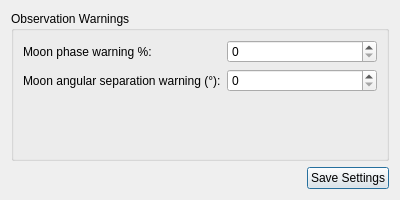
First picture: the form in settings_tab.ui, repository prookyon/MonoObsLog, before the edit.
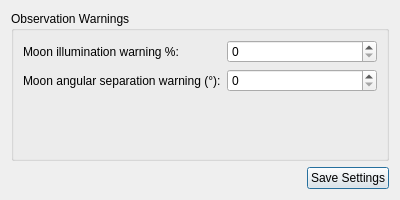
Second picture: the form after the edit.

Commit message: Corrected Moon phase to illumination, tweaked observation exports

```diff
--- a/settings_tab.ui
+++ b/settings_tab.ui
@@ -20,7 +20,7 @@
       <item row="0" column="0">
        <widget class="QLabel" name="moonPhaseLabel">
         <property name="text">
-         <string>Moon phase warning %:</string>
+         <string>Moon illumination warning %:</string>
         </property>
        </widget>
       </item>
```
Left out of the diff: 4 changed lines with no effect on the pictures. The commit also changes 10 other files.
